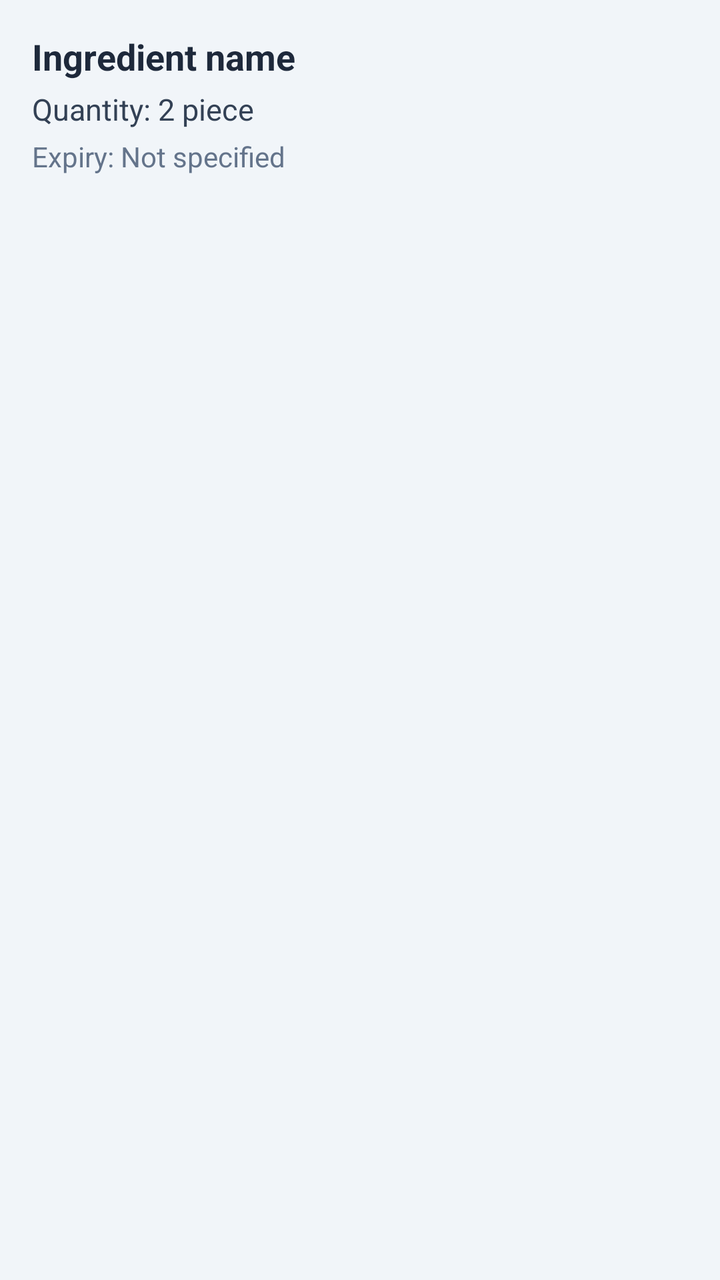
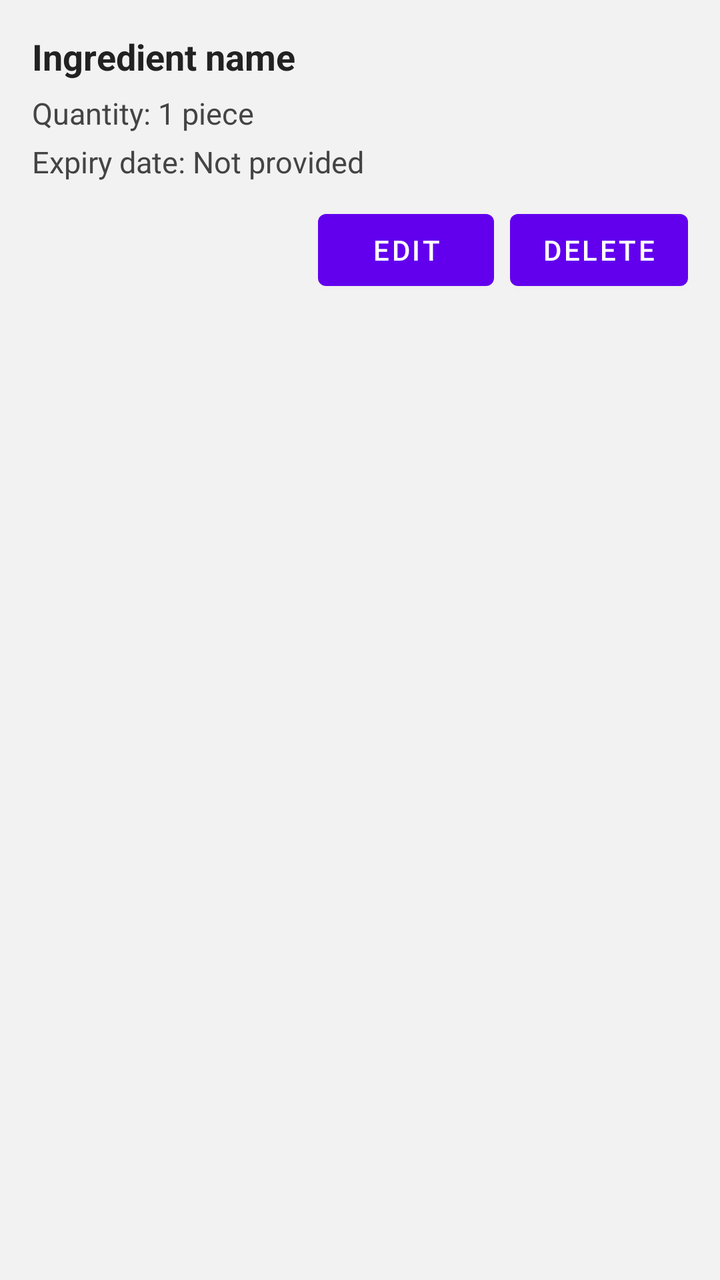

Before-and-after screenshots of an Android layout around one commit, followed by the original layout XML and the change that was made.
<!-- AndroidManifest.xml: application theme Theme.SmartPantryManagement -->
<!-- res/layout/item_pantry.xml -->
<?xml version="1.0" encoding="utf-8"?>
<LinearLayout xmlns:android="http://schemas.android.com/apk/res/android"
    android:layout_width="match_parent"
    android:layout_height="wrap_content"
    android:orientation="vertical"
    android:padding="16dp"
    android:layout_marginBottom="8dp"
    android:background="#F1F5F9">

    <TextView
        android:id="@+id/textItemName"
        android:layout_width="match_parent"
        android:layout_height="wrap_content"
        android:text="Ingredient name"
        android:textSize="18sp"
        android:textStyle="bold"
        android:textColor="#1E293B" />

    <TextView
        android:id="@+id/textItemQuantity"
        android:layout_width="match_parent"
        android:layout_height="wrap_content"
        android:layout_marginTop="4dp"
        android:text="Quantity: 2 piece"
        android:textSize="15sp"
        android:textColor="#334155" />

    <TextView
        android:id="@+id/textItemExpiry"
        android:layout_width="match_parent"
        android:layout_height="wrap_content"
        android:layout_marginTop="4dp"
        android:text="Expiry: Not specified"
        android:textSize="14sp"
        android:textColor="#64748B" />

</LinearLayout>
<!-- resources referenced by this layout -->
<resources>
  <style name="Theme.SmartPantryManagement" parent="Theme.MaterialComponents.DayNight.DarkActionBar">
          
          <item name="colorPrimary">@color/purple_500</item>
          <item name="colorPrimaryVariant">@color/purple_700</item>
          <item name="colorOnPrimary">@color/white</item>
          
          <item name="colorSecondary">@color/teal_200</item>
          <item name="colorSecondaryVariant">@color/teal_700</item>
          <item name="colorOnSecondary">@color/black</item>
          
          <item name="android:statusBarColor">?attr/colorPrimaryVariant</item>
          
      </style>
  <color name="purple_500">#FF6200EE</color>
  <color name="purple_700">#FF3700B3</color>
  <color name="white">#FFFFFFFF</color>
  <color name="teal_200">#FF03DAC5</color>
  <color name="teal_700">#FF018786</color>
  <color name="black">#FF000000</color>
</resources>

<!-- the commit's change to res/layout/item_pantry.xml (unified diff, before → after) -->
@@ -5,33 +5,57 @@
     android:orientation="vertical"
     android:padding="16dp"
     android:layout_marginBottom="8dp"
-    android:background="#F1F5F9">
+    android:background="#F2F2F2">
 
     <TextView
         android:id="@+id/textItemName"
         android:layout_width="match_parent"
         android:layout_height="wrap_content"
         android:text="Ingredient name"
+        android:textColor="#222222"
         android:textSize="18sp"
-        android:textStyle="bold"
-        android:textColor="#1E293B" />
+        android:textStyle="bold" />
 
     <TextView
         android:id="@+id/textItemQuantity"
         android:layout_width="match_parent"
         android:layout_height="wrap_content"
-        android:layout_marginTop="4dp"
-        android:text="Quantity: 2 piece"
-        android:textSize="15sp"
-        android:textColor="#334155" />
+        android:layout_marginTop="6dp"
+        android:text="Quantity: 1 piece"
+        android:textColor="#444444"
+        android:textSize="15sp" />
 
     <TextView
         android:id="@+id/textItemExpiry"
         android:layout_width="match_parent"
         android:layout_height="wrap_content"
         android:layout_marginTop="4dp"
-        android:text="Expiry: Not specified"
-        android:textSize="14sp"
-        android:textColor="#64748B" />
+        android:text="Expiry date: Not provided"
+        android:textColor="#444444"
+        android:textSize="15sp" />
+
+    <LinearLayout
+        android:layout_width="match_parent"
+        android:layout_height="wrap_content"
+        android:orientation="horizontal"
+        android:gravity="end"
+        android:layout_marginTop="10dp">
+
+        <Button
+            android:id="@+id/buttonEditIngredient"
+            android:layout_width="wrap_content"
+            android:layout_height="wrap_content"
+            android:text="Edit"
+            android:contentDescription="Edit ingredient" />
+
+        <Button
+            android:id="@+id/buttonDeleteIngredient"
+            android:layout_width="wrap_content"
+            android:layout_height="wrap_content"
+            android:layout_marginStart="8dp"
+            android:text="Delete"
+            android:contentDescription="Delete ingredient" />
+
+    </LinearLayout>
 
 </LinearLayout>
